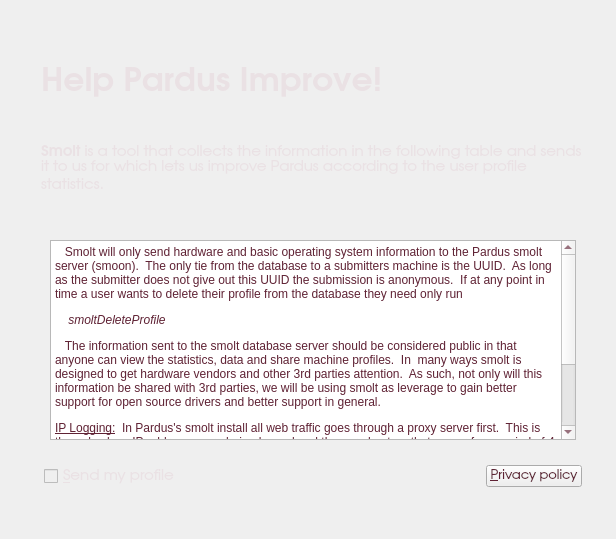
The window that kde/kaptan/src/gui/smoltWidget.ui (pars-linux/uludag) describes before a commit, drawn with Qt 5.
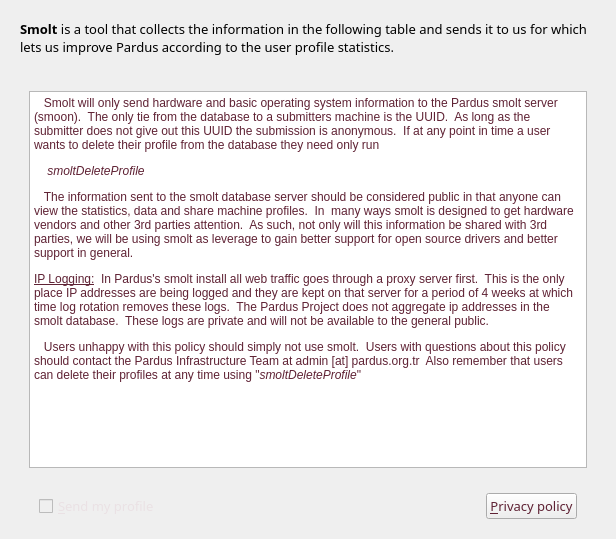
The same window after the commit. The open tabs and pages were chosen to show the change.

Patch:
```diff
--- a/kde/kaptan/src/gui/smoltWidget.ui
+++ b/kde/kaptan/src/gui/smoltWidget.ui
@@ -14,42 +14,13 @@
    <string>Smolt</string>
   </property>
   <property name="styleSheet">
-   <string>color: rgb(234, 225, 228);</string>
+   <string notr="true"/>
   </property>
   <layout class="QGridLayout" name="gridLayout_4">
-   <item row="0" column="1">
-    <spacer name="verticalSpacer_2">
-     <property name="orientation">
-      <enum>Qt::Vertical</enum>
-     </property>
-     <property name="sizeType">
-      <enum>QSizePolicy::Expanding</enum>
-     </property>
-     <property name="sizeHint" stdset="0">
-      <size>
-       <width>20</width>
-       <height>20</height>
-      </size>
-     </property>
-    </spacer>
-   </item>
-   <item row="7" column="0">
-    <spacer name="horizontalSpacer_3">
-     <property name="orientation">
-      <enum>Qt::Horizontal</enum>
-     </property>
-     <property name="sizeType">
-      <enum>QSizePolicy::Fixed</enum>
-     </property>
-     <property name="sizeHint" stdset="0">
-      <size>
-       <width>30</width>
-       <height>20</height>
-      </size>
-     </property>
-    </spacer>
-   </item>
-   <item row="7" column="1">
+   <property name="margin">
+    <number>20</number>
+   </property>
+   <item row="4" column="0">
     <layout class="QGridLayout" name="gridLayout">
      <item row="0" column="1" colspan="3">
       <spacer name="verticalSpacer">
@@ -80,8 +51,8 @@
        </property>
        <property name="font">
         <font>
-         <family>URW Gothic L</family>
-         <pointsize>11</pointsize>
+         <family>Sans Serif</family>
+         <pointsize>10</pointsize>
         </font>
        </property>
        <property name="styleSheet">
@@ -115,7 +86,7 @@
        </property>
        <property name="font">
         <font>
-         <family>URW Gothic L</family>
+         <family>Sans Serif</family>
          <pointsize>10</pointsize>
         </font>
        </property>
@@ -155,23 +126,7 @@
      </item>
     </layout>
    </item>
-   <item row="7" column="2">
-    <spacer name="horizontalSpacer_2">
-     <property name="orientation">
-      <enum>Qt::Horizontal</enum>
-     </property>
-     <property name="sizeType">
-      <enum>QSizePolicy::Fixed</enum>
-     </property>
-     <property name="sizeHint" stdset="0">
-      <size>
-       <width>20</width>
-       <height>20</height>
-      </size>
-     </property>
-    </spacer>
-   </item>
-   <item row="6" column="1">
+   <item row="3" column="0">
     <widget class="QStackedWidget" name="stackedWidget">
      <property name="currentIndex">
       <number>0</number>
@@ -214,7 +169,7 @@
 &lt;p style=&quot; margin-top:12px; margin-bottom:12px; margin-left:0px; margin-right:0px; -qt-block-indent:0; text-indent:0px;&quot;&gt;&lt;span style=&quot; font-size:9pt;&quot;&gt;    &lt;/span&gt;&lt;span style=&quot; font-size:9pt; font-style:italic;&quot;&gt;smoltDeleteProfile&lt;/span&gt;&lt;/p&gt;
 &lt;p style=&quot; margin-top:12px; margin-bottom:12px; margin-left:0px; margin-right:0px; -qt-block-indent:0; text-indent:0px;&quot;&gt;&lt;span style=&quot; font-size:9pt;&quot;&gt;   The information sent to the smolt database server should be considered public in that anyone can view the statistics, data and share machine profiles.  In  many ways smolt is designed to get hardware vendors and other 3rd parties attention.  As such, not only will this information be shared with 3rd parties, we will be using smolt as leverage to gain better support for open source drivers and better support in general.&lt;/span&gt;&lt;/p&gt;
 &lt;p style=&quot; margin-top:12px; margin-bottom:12px; margin-left:0px; margin-right:0px; -qt-block-indent:0; text-indent:0px;&quot;&gt;&lt;span style=&quot; font-size:9pt; text-decoration: underline;&quot;&gt;IP Logging:&lt;/span&gt;&lt;span style=&quot; font-size:9pt;&quot;&gt;  In Pardus's smolt install all web traffic goes through a proxy server first.  This is the only place IP addresses are being logged and they are kept on that server for a period of 4 weeks at which time log rotation removes these logs.  The Pardus Project does not aggregate ip addresses in the smolt database.  These logs are private and will not be available to the general public.&lt;/span&gt;&lt;/p&gt;
-&lt;p style=&quot; margin-top:12px; margin-bottom:12px; margin-left:0px; margin-right:0px; -qt-block-indent:0; text-indent:0px;&quot;&gt;&lt;span style=&quot; font-size:9pt;&quot;&gt;   Users unhappy with this policy should simply not use smolt.  Users with questions about this policy should contact the Pardus Infrastructure Team at admin [at] pardus.org.tr  Also remember that users can delete their profiles at any time using &quot;&lt;/span&gt;&lt;span style=&quot; font-size:9pt; font-style:italic;&quot;&gt;smoltDeleteProfile&lt;/span&gt;&lt;span style=&quot; font-size:9pt;&quot;&gt;&quot;&lt;/span&gt;&lt;/p&gt;&lt;/body&gt;&lt;/html&gt;</string>
+&lt;p style=&quot; margin-top:12px; margin-bottom:12px; margin-left:0px; margin-right:0px; -qt-block-indent:0; text-indent:0px;&quot;&gt;&lt;span style=&quot; font-size:9pt;&quot;&gt;   Users unhappy with this policy should simply not use smolt.  Users with questions about this policy should contact the Pardus Infrastructure Team at admin [at] pardus.org.tr  Also remember that users can delete their profiles at any time using &amp;quot;&lt;/span&gt;&lt;span style=&quot; font-size:9pt; font-style:italic;&quot;&gt;smoltDeleteProfile&lt;/span&gt;&lt;span style=&quot; font-size:9pt;&quot;&gt;&amp;quot;&lt;/span&gt;&lt;/p&gt;&lt;/body&gt;&lt;/html&gt;</string>
          </property>
         </widget>
        </item>
@@ -222,23 +177,7 @@
      </widget>
     </widget>
    </item>
-   <item row="8" column="1">
-    <spacer name="verticalSpacer_4">
-     <property name="orientation">
-      <enum>Qt::Vertical</enum>
-     </property>
-     <property name="sizeType">
-      <enum>QSizePolicy::Expanding</enum>
-     </property>
-     <property name="sizeHint" stdset="0">
-      <size>
-       <width>20</width>
-       <height>20</height>
-      </size>
-     </property>
-    </spacer>
-   </item>
-   <item row="5" column="1">
+   <item row="2" column="0">
     <spacer name="verticalSpacer_6">
      <property name="orientation">
       <enum>Qt::Vertical</enum>
@@ -249,59 +188,13 @@
      <property name="sizeHint" stdset="0">
       <size>
        <width>20</width>
-       <height>30</height>
+       <height>20</height>
       </size>
      </property>
     </spacer>
    </item>
-   <item row="3" column="1">
-    <spacer name="verticalSpacer_5">
-     <property name="orientation">
-      <enum>Qt::Vertical</enum>
-     </property>
-     <property name="sizeType">
-      <enum>QSizePolicy::Fixed</enum>
-     </property>
-     <property name="sizeHint" stdset="0">
-      <size>
-       <width>20</width>
-       <height>30</height>
-      </size>
-     </property>
-    </spacer>
-   </item>
-   <item row="2" column="1">
-    <widget class="QLabel" name="label">
-     <property name="sizePolicy">
-      <sizepolicy hsizetype="Fixed" vsizetype="Fixed">
-       <horstretch>0</horstretch>
-       <verstretch>0</verstretch>
-      </sizepolicy>
-     </property>
-     <property name="minimumSize">
-      <size>
-       <width>0</width>
-       <height>50</height>
-      </size>
-     </property>
-     <property name="font">
-      <font>
-       <family>URW Gothic L</family>
-       <pointsize>25</pointsize>
-       <weight>75</weight>
-       <bold>true</bold>
-      </font>
-     </property>
-     <property name="styleSheet">
-      <string/>
-     </property>
-     <property name="text">
-      <string>Help Pardus Improve!</string>
-     </property>
-    </widget>
-   </item>
-   <item row="4" column="1">
-    <widget class="QLabel" name="labelMouseDesc">
+   <item row="1" column="0">
+    <widget class="QLabel" name="description">
      <property name="minimumSize">
       <size>
        <width>0</width>
@@ -310,8 +203,8 @@
      </property>
      <property name="font">
       <font>
-       <family>URW Gothic L</family>
-       <pointsize>11</pointsize>
+       <family>Sans Serif</family>
+       <pointsize>10</pointsize>
       </font>
      </property>
      <property name="styleSheet">
```
Left out of the diff: 2 changed lines with no effect on the pictures.
